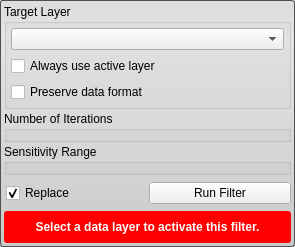
Above: src/Interface/ToolInterface/CurvatureAnisotropicDiffusionFilterInterface.ui from SCIInstitute/Seg3D before the change. Below: the same form after it.
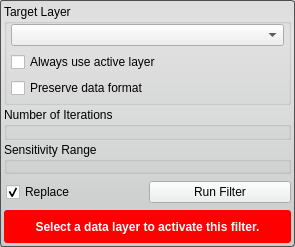
That is the form after the change. Custom widgets are drawn as their Qt base class.

Patch:
```diff
--- a/src/Interface/ToolInterface/CurvatureAnisotropicDiffusionFilterInterface.ui
+++ b/src/Interface/ToolInterface/CurvatureAnisotropicDiffusionFilterInterface.ui
@@ -39,7 +39,19 @@
       <string>Target Layer</string>
      </property>
      <layout class="QVBoxLayout" name="verticalLayout_4">
-      <property name="margin">
+      <property name="spacing">
+       <number>6</number>
+      </property>
+      <property name="leftMargin">
+       <number>4</number>
+      </property>
+      <property name="topMargin">
+       <number>0</number>
+      </property>
+      <property name="rightMargin">
+       <number>4</number>
+      </property>
+      <property name="bottomMargin">
        <number>4</number>
       </property>
       <item>
@@ -217,12 +229,6 @@
        <height>32</height>
       </size>
      </property>
-     <property name="maximumSize">
-      <size>
-       <width>16777215</width>
-       <height>32</height>
-      </size>
-     </property>
      <property name="styleSheet">
       <string notr="true">QLabel#message_{
   color: white;
```
